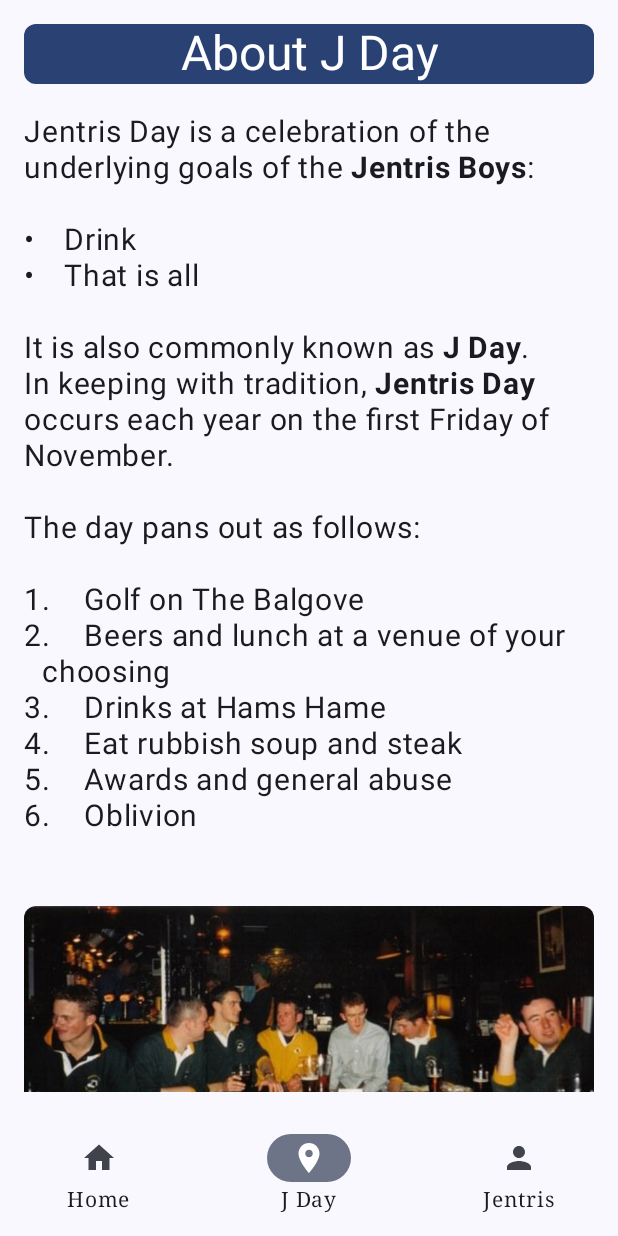
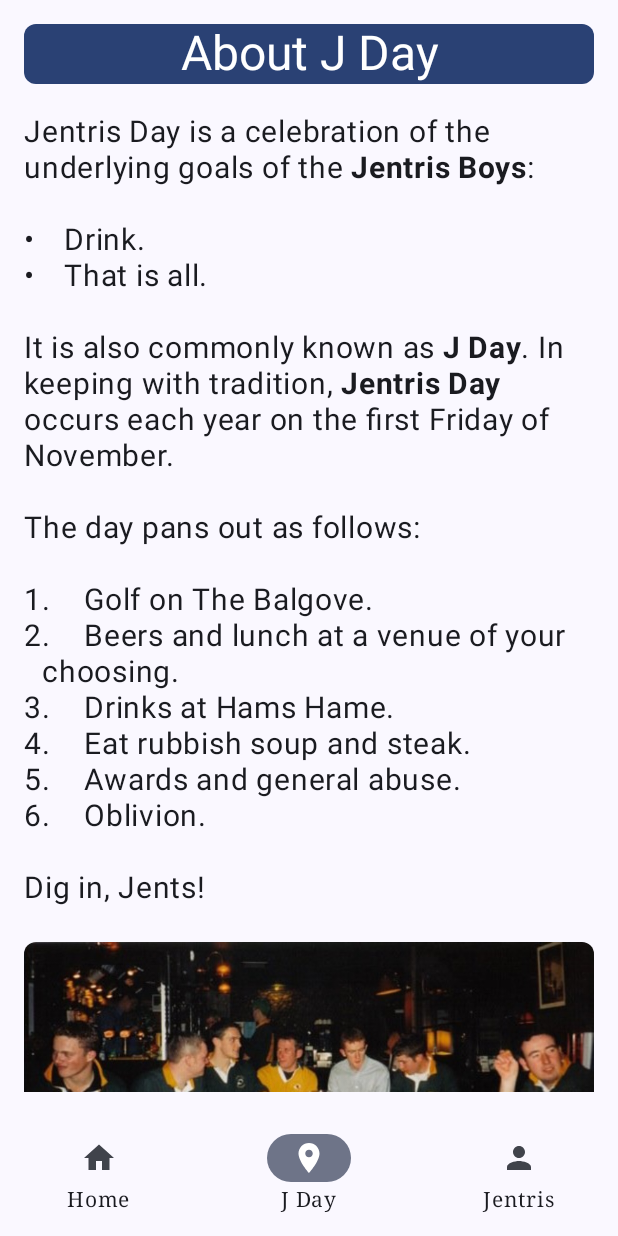
Before and after one commit to mroshaw/Jentris2024, an Android app built with Jetpack Compose: the JDayScreen screen opened through its navigation route, on a phone screen of 412 x 824 dp. Run offline under Robolectric (Android 15) with nearby library versions, the phone set to English and light mode, and no system bars; libraries missing offline, so code that uses them is left out: nl.dionsegijn.konfetti; 2 statements that could not run were skipped.

```diff
--- a/app/src/main/java/com/ollerenshawit/jentris/JentrisDay.kt
+++ b/app/src/main/java/com/ollerenshawit/jentris/JentrisDay.kt
@@ -12,7 +12,7 @@ fun getNextJday(): LocalDate {
 
     val firstFridayThisYear = getFirstFridayInNovember(todayDate.year)
 
-    return if (firstFridayThisYear >= todayDate) {
+    return if (firstFridayThisYear > todayDate) {
         firstFridayThisYear
     } else {
         (getFirstFridayInNovember(todayDate.year + 1))
--- a/app/src/main/java/com/ollerenshawit/jentris/MainActivity.kt
+++ b/app/src/main/java/com/ollerenshawit/jentris/MainActivity.kt
@@ -23,7 +23,6 @@ class MainActivity : ComponentActivity() {
                     color = MaterialTheme.colorScheme.background
                 ) {
                     BottomNavigationBar()
-                    // ScrollTest()
                 }
             }
         }
--- a/app/src/main/java/com/ollerenshawit/jentris/screens/JDayScreen.kt
+++ b/app/src/main/java/com/ollerenshawit/jentris/screens/JDayScreen.kt
@@ -74,17 +74,17 @@ fun ShowJDayContent(modifier: Modifier = Modifier) {
     }
 
     val goalsList = listOf(
-        "Drink",
-        "That is all"
+        "Drink.",
+        "That is all."
     )
 
     val agendaList = listOf(
-        "Golf on The Balgove",
-        "Beers and lunch at a venue of your choosing",
-        "Drinks at Hams Hame",
-        "Eat rubbish soup and steak",
-        "Awards and general abuse",
-        "Oblivion"
+        "Golf on The Balgove.",
+        "Beers and lunch at a venue of your choosing.",
+        "Drinks at Hams Hame.",
+        "Eat rubbish soup and steak.",
+        "Awards and general abuse.",
+        "Oblivion."
     )
     Column(
         modifier = Modifier
@@ -101,11 +101,11 @@ fun ShowJDayContent(modifier: Modifier = Modifier) {
                 append(createListString(false, goalsList))
                 append("\nIt is also commonly known as ")
                 append(jdaybold)
-                append(".\nIn keeping with tradition, ")
+                append(". In keeping with tradition, ")
                 append(jentrisdaybold)
                 append(" occurs each year on the first Friday of November.\n\nThe day pans out as follows:\n")
                 append(createListString(true, agendaList))
-                append("\n")
+                append("\nDig in, Jents!\n")
             })
         Image(
             painter = painterResource(id = R.drawable.jentris),
--- a/app/src/main/java/com/ollerenshawit/jentris/screens/TextEffects.kt
+++ b/app/src/main/java/com/ollerenshawit/jentris/screens/TextEffects.kt
@@ -8,6 +8,7 @@ import androidx.compose.animation.core.keyframes
 import androidx.compose.animation.core.rememberInfiniteTransition
 import androidx.compose.animation.core.tween
 import androidx.compose.foundation.layout.Row
+import androidx.compose.foundation.layout.fillMaxSize
 import androidx.compose.material3.LocalTextStyle
 import androidx.compose.material3.MaterialTheme
 import androidx.compose.material3.Text
@@ -21,6 +22,11 @@ import androidx.compose.ui.graphics.graphicsLayer
 import androidx.compose.ui.text.TextStyle
 import androidx.compose.ui.text.style.TextAlign
 import androidx.compose.ui.tooling.preview.Preview
+import nl.dionsegijn.konfetti.compose.KonfettiView
+import nl.dionsegijn.konfetti.core.Party
+import nl.dionsegijn.konfetti.core.Position
+import nl.dionsegijn.konfetti.core.emitter.Emitter
+import java.util.concurrent.TimeUnit
 
 // val RainbowRed = Color(0xFFDA034E)
 val RainbowOrange = Color(0xFFFF9800)
--- a/gradle/libs.versions.toml
+++ b/gradle/libs.versions.toml
@@ -9,6 +9,8 @@ lifecycleRuntimeKtx = "2.6.1"
 activityCompose = "1.8.0"
 composeBom = "2024.04.01"
 navigationCompose = "2.7.7"
+konfettiCompose = "2.0.4"
+runtimeLivedata = "1.6.8"
 
 [libraries]
 androidx-core-ktx = { group = "androidx.core", name = "core-ktx", version.ref = "coreKtx" }
@@ -26,6 +28,8 @@ androidx-ui-test-manifest = { group = "androidx.compose.ui", name = "ui-test-man
 androidx-ui-test-junit4 = { group = "androidx.compose.ui", name = "ui-test-junit4" }
 androidx-material3 = { group = "androidx.compose.material3", name = "material3"}
 androidx-navigation-compose = { group = "androidx.navigation", name = "navigation-compose", version.ref = "navigationCompose" }
+dionsegijn-konfetti-compose = { group = "nl.dionsegijn", name = "konfetti-compose", version.ref = "konfettiCompose"}
+androidx-runtime-livedata = { group = "androidx.compose.runtime", name = "runtime-livedata", version.ref = "runtimeLivedata" }
 
 [plugins]
 android-application = { id = "com.android.application", version.ref = "agp" }
```
Also changed, not shown: app/build.gradle.kts (+12 -0 lines), app/src/main/java/com/ollerenshawit/jentris/konfetti/KonfettiPresets.kt (added, +104 -0 lines), app/src/main/java/com/ollerenshawit/jentris/screens/HomeScreen.kt (+7 -22 lines), 3 other files.
